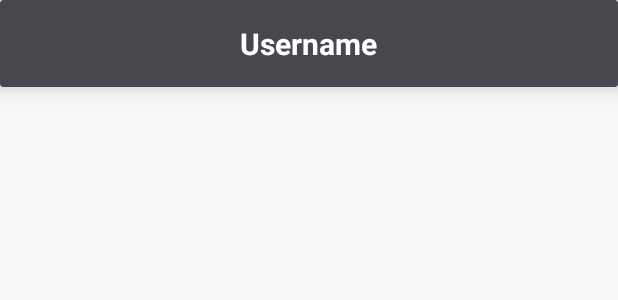
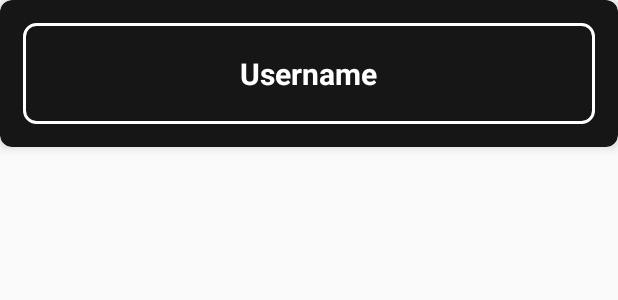
Before and after one commit to josipkordic00/PMAApp, an Android app: the layout subject_entry.xml on its own in the app's theme, with its tools: preview values and no code run, on a phone screen of 412 x 824 dp. Shown: the top 300 px of the screen. Run offline under Robolectric (Android 15) with nearby library versions, the phone set to English and light mode, and no system bars.

Commit message:
little changes

```diff
--- a/app/src/main/res/drawable-anydpi/ic_action_name.xml
+++ b/app/src/main/res/drawable-anydpi/ic_action_name.xml
@@ -3,7 +3,7 @@
     android:height="24dp"
     android:viewportWidth="24"
     android:viewportHeight="24"
-    android:tint="#33B5E5"
+    android:tint="#FFFF"
     android:alpha="0.8">
   <group android:scaleX="1.25"
       android:scaleY="1.25"
--- /dev/null
+++ b/app/src/main/res/drawable/custom_card_background.xml
@@ -0,0 +1,21 @@
+<!-- res/drawable/custom_card_background.xml -->
+<layer-list xmlns:android="http://schemas.android.com/apk/res/android">
+    <!-- Background color of the card -->
+    <item>
+        <shape android:shape="rectangle">
+            <solid android:color="#161616" /> <!-- Set your desired background color -->
+            <corners android:radius="8dp" /> <!-- Set your desired corner radius -->
+        </shape>
+    </item>
+    <!-- Stroke around the card -->
+    <item>
+        <shape android:shape="rectangle">
+            <solid android:color="@android:color/transparent" /> <!-- Transparent color for no fill -->
+            <stroke
+                android:color="#FFffff"
+                android:width="2dp"/><!-- Set your desired stroke color (white) -->
+             <!-- Set your desired stroke width -->
+            <corners android:radius="8dp" /> <!-- Set your desired corner radius -->
+        </shape>
+    </item>
+</layer-list>
--- a/app/src/main/res/layout/professor_view.xml
+++ b/app/src/main/res/layout/professor_view.xml
@@ -4,7 +4,7 @@
     xmlns:tools="http://schemas.android.com/tools"
     android:layout_width="match_parent"
     android:layout_height="match_parent"
-    android:background="#393e46"
+    android:background="#161616"
     tools:context=".Login"
     android:padding="20dp">
 
@@ -86,5 +86,13 @@
         app:layout_constraintTop_toBottomOf="@+id/logout2"
         tools:ignore="MissingConstraints"  />
 
+    <TextView
+        android:id="@+id/textView543"
+        android:layout_width="392dp"
+        android:layout_height="86dp"
+        android:text="TextView"
+        tools:layout_editor_absoluteX="-7dp"
+        tools:layout_editor_absoluteY="-15dp" />
+
 
 </androidx.constraintlayout.widget.ConstraintLayout>
--- a/app/src/main/res/layout/subject_entry.xml
+++ b/app/src/main/res/layout/subject_entry.xml
@@ -2,10 +2,10 @@
 <androidx.cardview.widget.CardView xmlns:android="http://schemas.android.com/apk/res/android"
     android:layout_width="match_parent"
     android:layout_height="wrap_content"
-    android:layout_marginBottom="15dp"
     xmlns:app="http://schemas.android.com/apk/res-auto"
-    app:cardElevation="12dp"
-    app:cardBackgroundColor="#46484d"
+    app:cardCornerRadius="8dp"
+    app:cardElevation="4dp"
+    app:cardBackgroundColor="#161616"
     >
 
     <LinearLayout
@@ -13,7 +13,9 @@
         android:layout_height="wrap_content"
         android:layout_margin="15dp"
         android:orientation="vertical"
-        android:layout_marginBottom="20dp"
+        android:padding="20dp"
+        android:background="@drawable/custom_card_background"
+
         >
         <LinearLayout
             android:layout_width="match_parent"
```
